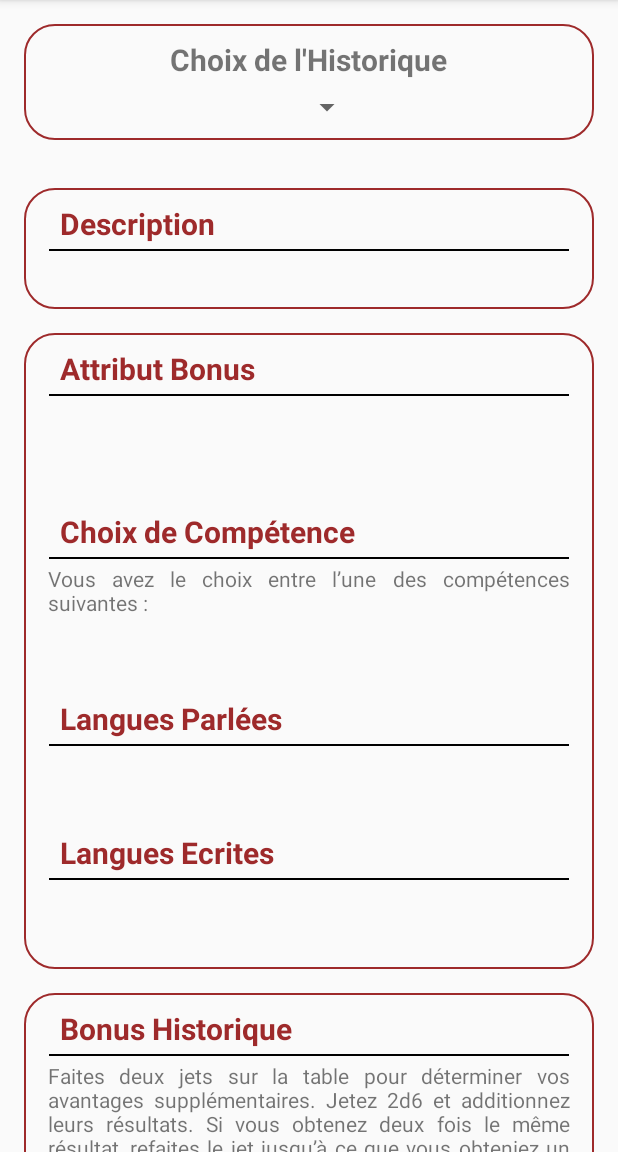
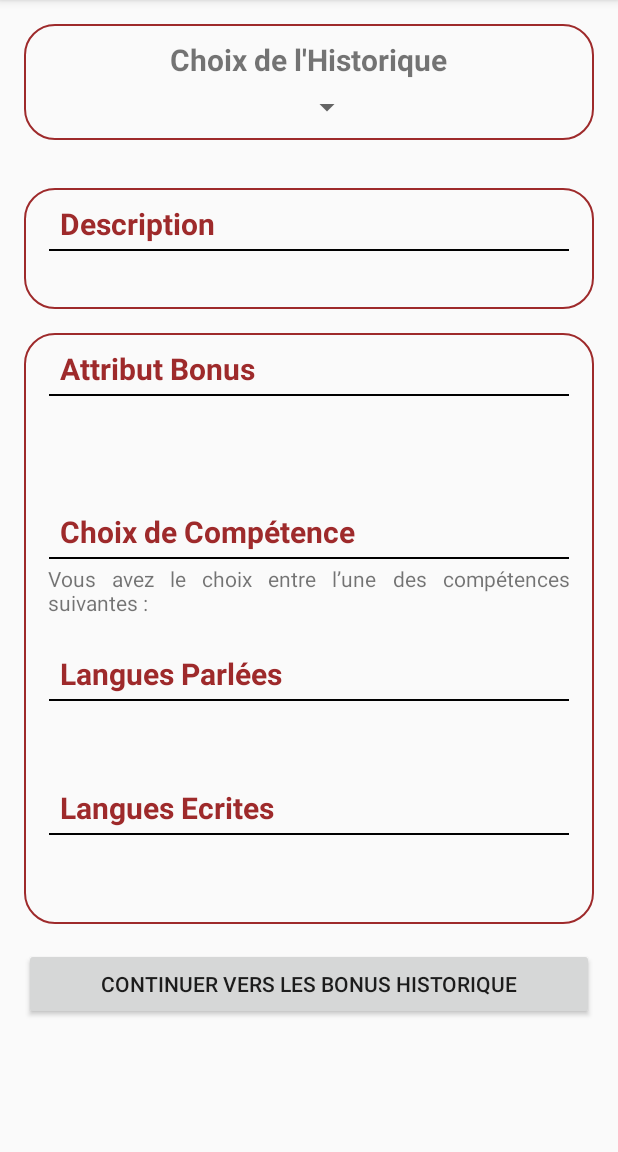
Before and after one commit to Jerem2801/DragonAgeCharacterSheet, an Android app: the ChooseBackgroundActivity screen opened directly, with no data from a screen before it, on a phone screen of 412 x 824 dp, the part 84-1236 px from its top. Run offline under Robolectric (Android 15) with nearby library versions, the phone set to English and light mode, and no system bars; 2 statements that could not run were skipped.

Commit message:
remove choose focus

```diff
--- a/app/src/main/AndroidManifest.xml
+++ b/app/src/main/AndroidManifest.xml
@@ -19,7 +19,6 @@
         <activity android:name=".controller.create.ChooseRaceActivity" />
         <activity android:name=".controller.create.ChooseClasseActivity" />
         <activity android:name=".controller.create.ChooseBackgroundActivity" />
-        <activity android:name=".controller.create.ChooseFocusActivity" />
         <activity android:name=".controller.create.ChooseBonusActivity" />
         <activity android:name=".controller.create.ResumeActivity" />
         <activity android:name=".controller.create.RollAttributesActivity" />
--- a/app/src/main/java/com/galaxia/dragonagecharactersheet/controller/create/AssignAttributeActivity.java
+++ b/app/src/main/java/com/galaxia/dragonagecharactersheet/controller/create/AssignAttributeActivity.java
@@ -169,10 +169,6 @@ public class AssignAttributeActivity extends AppCompatActivity {
     }
 
 
-
-
-
-
     private LinearLayout createLinearLayout(Context context,Attribute attribute){
         LinearLayout linearLayout = new LinearLayout(context);
         LinearLayout.LayoutParams params = new LinearLayout.LayoutParams(LinearLayout.LayoutParams.MATCH_PARENT, LinearLayout.LayoutParams.MATCH_PARENT);
--- a/app/src/main/java/com/galaxia/dragonagecharactersheet/controller/create/ChooseBonusActivity.java
+++ b/app/src/main/java/com/galaxia/dragonagecharactersheet/controller/create/ChooseBonusActivity.java
@@ -63,18 +63,14 @@ public class ChooseBonusActivity extends AppCompatActivity {
         avantageSecond = findViewById(R.id.choose_bonus_avantage_2_txt);
 
         BackgroundTableUiManager.setTableUi(ChooseBonusActivity.this,tableBonus,background);
+        DiceManager.initializeDice(ChooseBonusActivity.this,diceOne,diceSecond);
         result.setText("0");
-
     }
 
     public void rollDices(View view){
-        diceOne.setVisibility(View.VISIBLE);
-        diceSecond.setVisibility(View.VISIBLE);
-
         int sum = DiceManager.rollDices(ChooseBonusActivity.this, diceOne, diceSecond);
         String sumString = String.valueOf(sum);
         result.setText(sumString);
-        result.setVisibility(View.VISIBLE);
         BackgroundTable backgroundTable = BackgroundTableManager.getBackgroundTableWithRoll(backgroundTables, sum);
         int id = backgroundTable.getOrder();
 
--- a/app/src/main/res/layout/choose_background.xml
+++ b/app/src/main/res/layout/choose_background.xml
@@ -147,14 +147,12 @@
                     android:text="@string/choose_focus_explain"
                     android:justificationMode="inter_word" />
 
-                <TextView
-                    android:id="@+id/choose_background_focus_txt"
-                    android:layout_width="wrap_content"
-                    android:layout_height="wrap_content"
-                    android:layout_marginTop="8dp"
-                    android:layout_gravity="center_horizontal"
-                    android:gravity="center_horizontal"
-                    android:theme="@style/Value" />
+                <RadioGroup
+                    android:id="@+id/choose_focus_radio_group"
+                    android:layout_width="match_parent"
+                    android:layout_height="match_parent"
+                    android:layout_gravity="center">
+                </RadioGroup>
 
                 <TextView
                     android:layout_width="wrap_content"
@@ -204,42 +202,6 @@
 
             </LinearLayout>
 
-            <LinearLayout
-                android:layout_width="match_parent"
-                android:layout_height="wrap_content"
-                android:layout_marginTop="16dp"
-                android:orientation="vertical"
-                android:background="@drawable/custom_border">
-
-                <TextView
-                    android:layout_width="wrap_content"
-                    android:layout_height="wrap_content"
-                    android:layout_marginLeft="8dp"
-                    android:theme="@style/Title"
-                    android:text="@string/rolls_bonus" />
-
-                <LinearLayout
-                    android:layout_width="match_parent"
-                    android:layout_height="match_parent"
-                    android:background="@drawable/custom_line"></LinearLayout>
-
-                <TextView
-                    android:layout_width="wrap_content"
-                    android:layout_height="wrap_content"
-                    android:text="@string/rolls_bonus_explain"
-                    android:justificationMode="inter_word"/>
-
-                <TableLayout
-                    android:id="@+id/choose_background_table_bonus_table"
-                    android:layout_width="match_parent"
-                    android:layout_height="match_parent"
-                    android:layout_marginTop="16dp"
-                    android:layout_marginBottom="16dp">
-
-
-                </TableLayout>
-            </LinearLayout>
-
             <Button
                 android:id="@+id/choose_background_btn_focus_activity"
                 android:layout_width="match_parent"
@@ -247,7 +209,7 @@
                 android:layout_marginTop="16dp"
                 android:gravity="center"
                 android:onClick="chooseFocusActivity"
-                android:text="@string/next_to_focus" />
+                android:text="@string/next_to_bonus" />
 
         </LinearLayout>
 
--- a/app/src/main/res/layout/choose_bonus.xml
+++ b/app/src/main/res/layout/choose_bonus.xml
@@ -93,7 +93,6 @@
                     android:layout_marginRight="12dp"
                     android:layout_marginLeft="12dp"
                     android:layout_gravity="center"
-                    android:visibility="gone"
                     />
 
                 <ImageView
@@ -104,7 +103,6 @@
                     android:layout_marginRight="12dp"
                     android:layout_marginLeft="12dp"
                     android:layout_gravity="center"
-                    android:visibility="gone"
                     />
 
             </LinearLayout>
@@ -144,8 +142,7 @@
                 android:layout_height="match_parent"
                 android:layout_gravity="center"
                 android:theme="@style/Title"
-                android:textSize="70sp"
-                android:visibility="gone"/>
+                android:textSize="70sp" />
 
 
         </LinearLayout>
--- a/app/src/main/res/layout/custom_spinner.xml
+++ b/app/src/main/res/layout/custom_spinner.xml
@@ -5,4 +5,5 @@
     android:layout_height="wrap_content"
     android:textColor="@color/colorPrimary"
     android:textStyle="bold"
-    android:textSize="20sp"/>
+    android:textSize="20sp"
+    />
```
Also changed, not shown: app/src/main/java/com/galaxia/dragonagecharactersheet/controller/create/ChooseBackgroundActivity.java (+50 -15 lines), app/src/main/java/com/galaxia/dragonagecharactersheet/controller/create/ChooseFocusActivity.java (deleted, +0 -93 lines), app/src/main/java/com/galaxia/dragonagecharactersheet/dice/DiceManager.java (+16 -1 lines), app/src/main/res/layout/choose_focus.xml (deleted, +0 -55 lines), app/src/main/assets/dice/dice_0.png (added).
